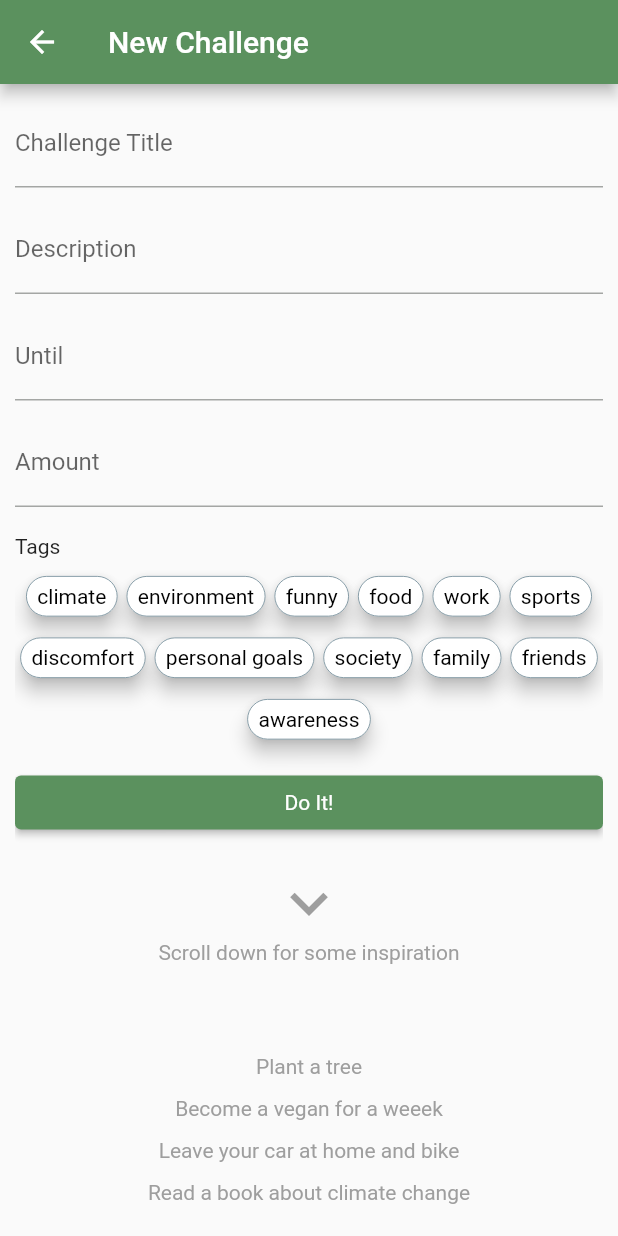
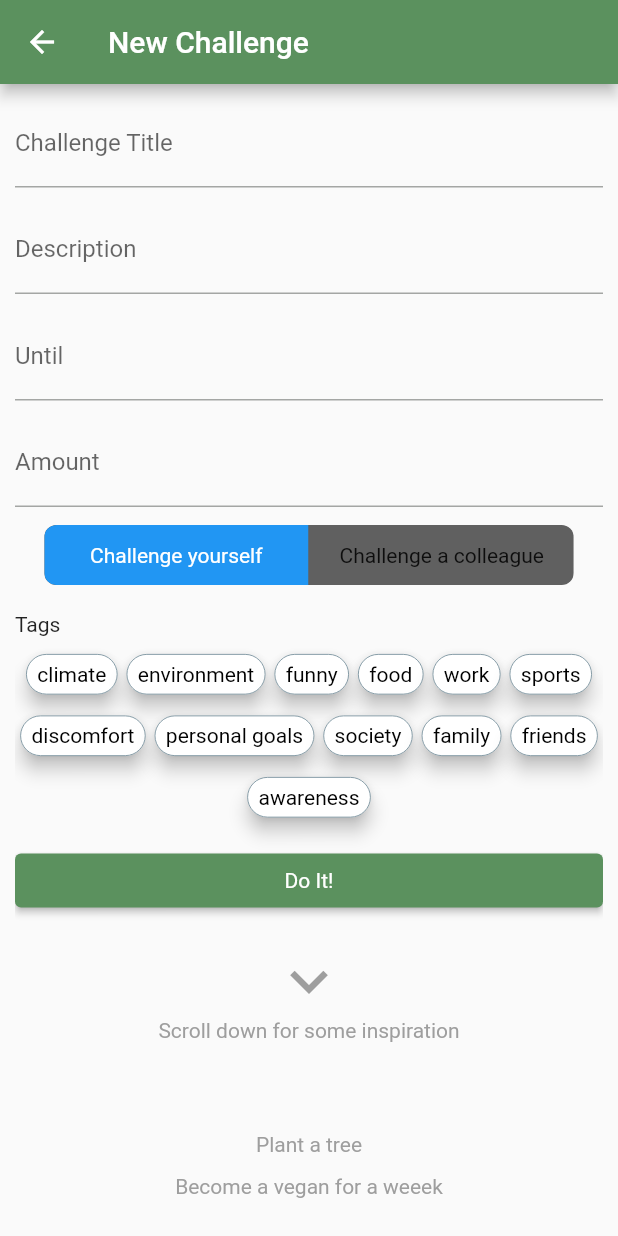
Before and after one commit to konstantinjdobler/climate, a Flutter app: the Add screen opened by its route, on a phone screen of 412 x 824 dp. Run offline on Flutter 3.47's test engine with Material 2 defaults, Android fonts, the phone set to English and light mode, and no system bars; drawn by our look-alikes of flutter_tags, toggle_switch; our stand-ins replace font_awesome_flutter, image_picker.

Commit message:
add challenge toggle

```diff
--- a/lib/model/challenges.dart
+++ b/lib/model/challenges.dart
@@ -81,17 +81,6 @@ List<Challenge> challengeMocks = [
       proof: 'assets/proof-pascal-vegan.jpg',
       tags: ['food', 'environment', 'climate']),
   Challenge(
-      id: '123askdfph',
-      title: 'Inform my team about environmental sustainibility',
-      description:
-          'I will hold a public presentation to elaborate how people can become more sustainable in the day-to-day work life.',
-      fundingGoal: 2,
-      supporters: [
-        Supporter(userMocks[1], 2),
-      ],
-      contestant: userMocks[0],
-      tags: ['work', 'awareness']),
-  Challenge(
       id: '101',
       title: 'I will fix your bug!',
       distance: 'Berlin, 20 km from you',
@@ -127,8 +116,8 @@ List<Challenge> challengeMocks = [
         Supporter(userMocks[7], 50),
       ],
       contestant: userMocks[0],
-      finishedAt: DateTime.now(),
-      proof: 'assets/proof-celery.jpg',
+      // finishedAt: DateTime.now(),
+      // proof: 'assets/proof-celery.jpg',
       tags: ['food', 'funny', 'crazy']),
   Challenge(
       id: 'amkaud',
@@ -187,4 +176,23 @@ List<Challenge> challengeMocks = [
       proof: 'assets/proof-griebnitz.jpg',
       contestant: userMocks[1],
       tags: ['society']),
+  Challenge(
+      id: 'aasssaa',
+      title: 'Name a product, I\'ll give you a climate-friendly alternative',
+      description:
+          'I strongly believe we can be sustainable if we just have the will to do so',
+      fundingGoal: 15,
+      contestant: userMocks[6],
+      supporters: [Supporter(userMocks[1], 3), Supporter(userMocks[3], 11)],
+      tags: ['climate', 'awareness']),
+  Challenge(
+      id: '123askdfph',
+      title: 'Hold a presentation for climate awareness',
+      description:
+          'I challenge you hold a presentation in public to elaborate how people can become more sustainable in the day-to-day work life. Let\'s change the minds of people to enable a greener future!',
+      fundingGoal: 4,
+      supporters: [],
+      contestant: userMocks[4],
+      corporate: true,
+      tags: ['Challenge for YOU', 'awareness']),
 ];
--- a/lib/screens/tabs/add.dart
+++ b/lib/screens/tabs/add.dart
@@ -3,6 +3,7 @@ import 'package:flutter_tags/flutter_tags.dart';
 import 'package:co_you/model/challenges.dart';
 import 'package:scoped_model/scoped_model.dart';
 import 'package:co_you/mainModel.dart' show ApplicationModel;
+import 'package:toggle_switch/toggle_switch.dart';
 
 class Add extends StatefulWidget {
   AddState createState() => AddState();
@@ -85,6 +86,19 @@ class AddState extends State<Add> {
               decoration:
                   InputDecoration(labelText: 'Amount', suffixText: ' 🌳'),
             ),
+            SizedBox(height: _marginBetweenWidgets),
+            Align(
+              alignment: Alignment.center,
+              child: ToggleSwitch(
+                initialLabelIndex: 0,
+                totalSwitches: 2,
+                minWidth: 176.0,
+                labels: ['Challenge yourself', 'Challenge a colleague'],
+                onToggle: (index) {
+                  print('switched to: $index');
+                },
+              ),
+            ),
             SizedBox(height: _marginBetweenWidgets * 1.5),
             Text('Tags'),
             SizedBox(height: _marginBetweenWidgets),
@@ -93,8 +107,6 @@ class AddState extends State<Add> {
               itemBuilder: (int idx) {
                 return _tags[idx];
               },
-              // tags: _tags,
-              // backgroundContainer: Color(0xfffafafa),
               columns: 5, // default 4
               symmetry: false, // default false
             ),
--- a/pubspec.yaml
+++ b/pubspec.yaml
@@ -19,6 +19,7 @@ dependencies:
   scoped_model:
   flutter_tags:
   font_awesome_flutter:
+  toggle_switch: ^1.4.0
 
 dev_dependencies:
   flutter_test:
```
